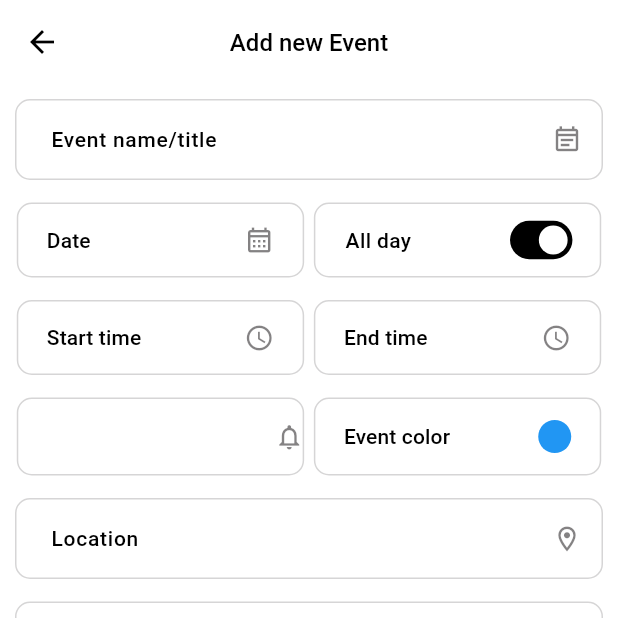
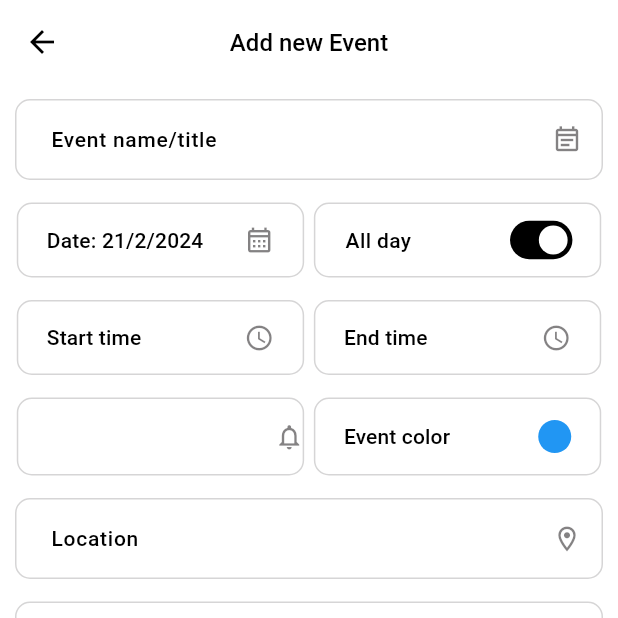
Before and after one commit to joharkhan99/quickcal, a Flutter app: the CreateTaskPage screen opened by its route, on a phone screen of 412 x 824 dp, the top half of it. Run offline on Flutter 3.47's test engine with Material 3 defaults, Android fonts, the phone set to English and light mode, and no system bars.

Commit message:
Refactor event creation UI components

```diff
--- a/lib/components/addtask/event_reminder_field.dart
+++ b/lib/components/addtask/event_all_day_field.dart
@@ -1,9 +1,9 @@
 import 'package:flutter/material.dart';
 
-class EventReminderField extends StatelessWidget {
+class EventAllDayField extends StatelessWidget {
   Function changeReminderSwitch;
   bool light;
-  EventReminderField({super.key, required this.changeReminderSwitch, required this.light});
+  EventAllDayField({super.key, required this.changeReminderSwitch, required this.light});
 
   @override
   Widget build(BuildContext context) {
--- a/lib/components/addtask/event_bottom_buttons.dart
+++ b/lib/components/addtask/event_bottom_buttons.dart
@@ -1,7 +1,9 @@
 import 'package:flutter/material.dart';
 
 class BottomButtons extends StatelessWidget {
-  const BottomButtons({super.key});
+  final Function onSave;
+  final Function onCancel;
+  const BottomButtons({super.key, required this.onSave, required this.onCancel});
 
   @override
   Widget build(BuildContext context) {
@@ -15,9 +17,7 @@ class BottomButtons extends StatelessWidget {
             // 50% of screen width
             width: MediaQuery.of(context).size.width * 0.47,
             child: ElevatedButton(
-              onPressed: () {
-                Navigator.pop(context);
-              },
+              onPressed: () => onCancel(),
               style: ElevatedButton.styleFrom(
                   padding: const EdgeInsets.symmetric(vertical: 13),
                   backgroundColor: Colors.grey.shade300,
@@ -38,9 +38,7 @@ class BottomButtons extends StatelessWidget {
           SizedBox(
             width: MediaQuery.of(context).size.width * 0.47,
             child: ElevatedButton(
-              onPressed: () {
-                Navigator.pop(context);
-              },
+              onPressed: () => onSave(),
               style: ElevatedButton.styleFrom(
                 padding: const EdgeInsets.symmetric(vertical: 13),
                 backgroundColor: Colors.black,
--- a/lib/components/addtask/event_date_field.dart
+++ b/lib/components/addtask/event_date_field.dart
@@ -1,6 +1,16 @@
 import 'package:flutter/material.dart';
+import 'package:quickcal/models/calendar.dart';
+import 'package:quickcal/models/task.dart';
 
-class DateField extends StatelessWidget {
+class DateField extends StatefulWidget {
+  final Task task;
+  const DateField({super.key, required this.task});
+
+  @override
+  State<DateField> createState() => _DateFieldState();
+}
+
+class _DateFieldState extends State<DateField> {
   DateTime selectedDate = DateTime.now();
 
   Future<void> _selectDate(BuildContext context) async {
@@ -11,12 +21,12 @@ class DateField extends StatelessWidget {
       lastDate: DateTime(2101),
     );
 
-    if (picked != null && picked != selectedDate) {
-      print('Date selected: ${picked.toString()}');
+    if (picked != null) {
+      setState(() {
+        widget.task.setDate(picked);
+      });
     }
   }
-
-  DateField({super.key});
 
   @override
   Widget build(BuildContext context) {
@@ -39,14 +49,14 @@ class DateField extends StatelessWidget {
               alignment: Alignment.centerLeft,
               side: const BorderSide(color: Color.fromARGB(50, 46, 43, 45), width: 1),
             ),
-            child: const Row(
+            child: Row(
               mainAxisAlignment: MainAxisAlignment.spaceBetween,
               children: [
                 Text(
-                  'Date',
-                  style: TextStyle(color: Colors.black, fontSize: 14, fontWeight: FontWeight.w500),
+                  "Date: ${widget.task.date.day}/${widget.task.date.month}/${widget.task.date.year}",
+                  style: const TextStyle(color: Colors.black, fontSize: 14, fontWeight: FontWeight.w500),
                 ),
-                Icon(
+                const Icon(
                   Icons.calendar_month_outlined,
                   color: Color.fromARGB(150, 46, 43, 45),
                   size: 20,
--- a/lib/components/addtask/event_name_field.dart
+++ b/lib/components/addtask/event_name_field.dart
@@ -1,12 +1,15 @@
 import 'package:flutter/material.dart';
 
 class EventNameField extends StatelessWidget {
-  const EventNameField({super.key});
+  // ignore: prefer_typing_uninitialized_variables
+  final controller;
+  const EventNameField({super.key, required this.controller});
 
   @override
   Widget build(BuildContext context) {
-    return const TextField(
-      decoration: InputDecoration(
+    return TextField(
+      controller: controller,
+      decoration: const InputDecoration(
         labelText: 'Event name/title',
         hintText: 'go to the gym, buy groceries, etc.',
         floatingLabelStyle: TextStyle(
--- /dev/null
+++ b/lib/models/task.dart
@@ -0,0 +1,109 @@
+import 'package:flutter/material.dart';
+
+class Task {
+  late String name;
+  late DateTime date;
+  late bool allDay;
+  late DateTime startTime;
+  late DateTime endTime;
+  late String isAllDay;
+  late Color color;
+  late String location;
+  late String notes;
+
+  Task() {
+    name = '';
+    date = DateTime.now();
+    allDay = true;
+    startTime = DateTime.now();
+    endTime = DateTime.now();
+    isAllDay = '';
+    color = Colors.blue;
+    location = '';
+    notes = '';
+  }
+
+  void setName(String name) {
+    this.name = name;
+  }
+
+  void setDate(DateTime date) {
+    this.date = date;
+  }
+
+  void setAllDay(bool allDay) {
+    this.allDay = allDay;
+  }
+
+  void setStartTime(DateTime startTime) {
+    this.startTime = startTime;
+  }
+
+  void setEndTime(DateTime endTime) {
+    this.endTime = endTime;
+  }
+
+  void setisAllDay(String isAllDay) {
+    this.isAllDay = isAllDay;
+  }
+
+  void setColor(Color color) {
+    this.color = color;
+  }
+
+  void setLocation(String location) {
+    this.location = location;
+  }
+
+  void setNotes(String notes) {
+    this.notes = notes;
+  }
+
+  String getName() {
+    return name;
+  }
+
+  DateTime getDate() {
+    return date;
+  }
+
+  bool getAllDay() {
+    return allDay;
+  }
+
+  DateTime getStartTime() {
+    return startTime;
+  }
+
+  DateTime getEndTime() {
+    return endTime;
+  }
+
+  String getisAllDay() {
+    return isAllDay;
+  }
+
+  Color getColor() {
+    return color;
+  }
+
+  String getLocation() {
+    return location;
+  }
+
+  String getNotes() {
+    return notes;
+  }
+
+  void printTask() {
+    print('Name: $name');
+    print('Date: $date');
+    print('All Day: $allDay');
+    print('Start Time: $startTime');
+    print('End Time: $endTime');
+    print('isAllDay: $isAllDay');
+    print('Color: $color');
+    print('Location: $location');
+    print('Notes: $notes');
+  }
+}
--- a/lib/pages/create_task_page.dart
+++ b/lib/pages/create_task_page.dart
@@ -1,4 +1,5 @@
 import 'package:flutter/material.dart';
+import 'package:quickcal/components/addtask/event_all_day_field.dart';
 import 'package:quickcal/components/addtask/event_bottom_buttons.dart';
 import 'package:quickcal/components/addtask/event_date_field.dart';
 import 'package:quickcal/components/addtask/event_end_time_field.dart';
@@ -7,8 +8,8 @@ import 'package:quickcal/components/addtask/event_location_field.dart';
 import 'package:quickcal/components/addtask/event_name_field.dart';
 import 'package:quickcal/components/addtask/event_notes_field.dart';
 import 'package:quickcal/components/addtask/event_notify_field.dart';
-import 'package:quickcal/components/addtask/event_reminder_field.dart';
 import 'package:quickcal/components/addtask/event_start_time_field.dart';
+import 'package:quickcal/models/task.dart';
 
 class CreateTaskPage extends StatefulWidget {
   const CreateTaskPage({super.key});
@@ -18,12 +19,32 @@ class CreateTaskPage extends StatefulWidget {
 }
 
 class _CreateTaskPageState extends State<CreateTaskPage> {
-  bool light = true;
+  late Task task;
+  late bool light;
+  final _nameController = TextEditingController();
+
+  @override
+  void initState() {
+    super.initState();
+
+    task = Task();
+    light = task.allDay;
+  }
 
   void changeReminderSwitch(bool value) {
     setState(() {
       light = value;
+      task.setAllDay(value);
     });
+  }
+
+  void onSave() {
+    task.setName(_nameController.text);
+    task.printTask();
+  }
+
+  void onCancel() {
+    Navigator.pop(context);
   }
 
   @override
@@ -39,7 +60,6 @@ class _CreateTaskPageState extends State<CreateTaskPage> {
           ),
         ),
         centerTitle: true,
-        // backgroundColor: Colors.grey.shade200,
       ),
       body: Column(
         children: [
@@ -50,15 +70,15 @@ class _CreateTaskPageState extends State<CreateTaskPage> {
                 padding: const EdgeInsets.all(10.0),
                 child: Column(
                   children: [
-                    const EventNameField(),
+                    EventNameField(controller: _nameController),
                     const SizedBox(height: 15),
                     Row(
                       mainAxisAlignment: MainAxisAlignment.spaceEvenly,
                       crossAxisAlignment: CrossAxisAlignment.center,
                       children: [
-                        DateField(),
+                        DateField(task: task),
                         SizedBox(width: MediaQuery.of(context).size.width * 0.01),
-                        EventReminderField(changeReminderSwitch: changeReminderSwitch, light: light),
+                        EventAllDayField(changeReminderSwitch: changeReminderSwitch, light: light),
                       ],
                     ),
                     const SizedBox(height: 15),
@@ -90,7 +110,7 @@ class _CreateTaskPageState extends State<CreateTaskPage> {
               ),
             ),
           ),
-          const BottomButtons(),
+          BottomButtons(onSave: onSave, onCancel: onCancel),
         ],
       ),
     );
```
